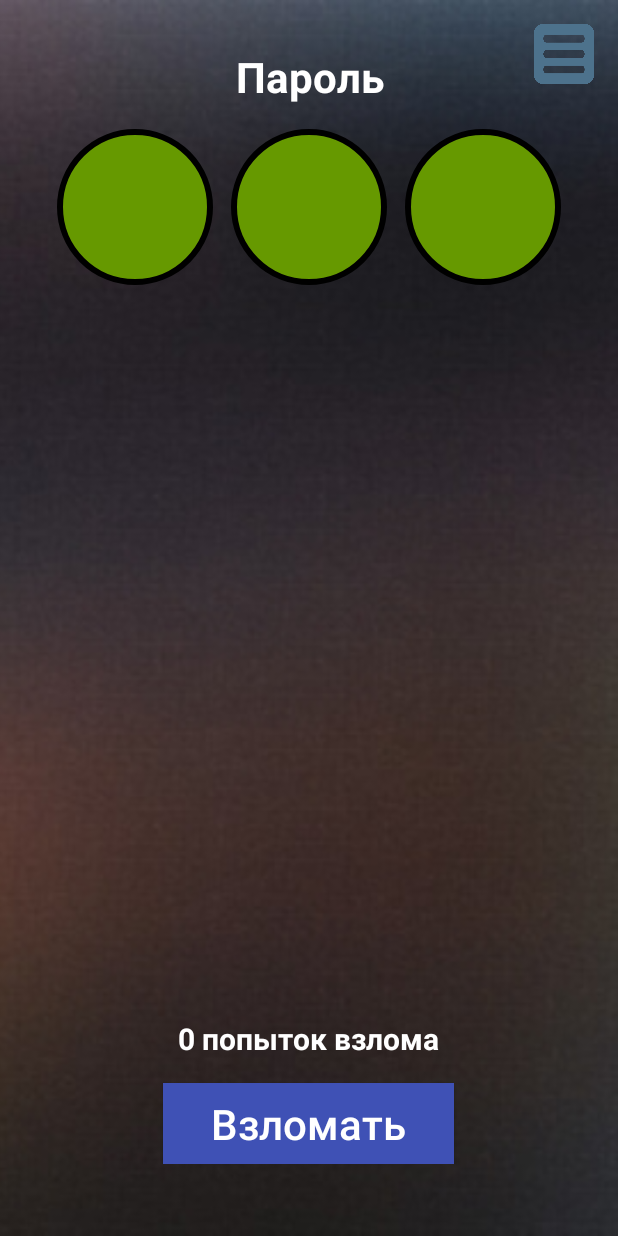
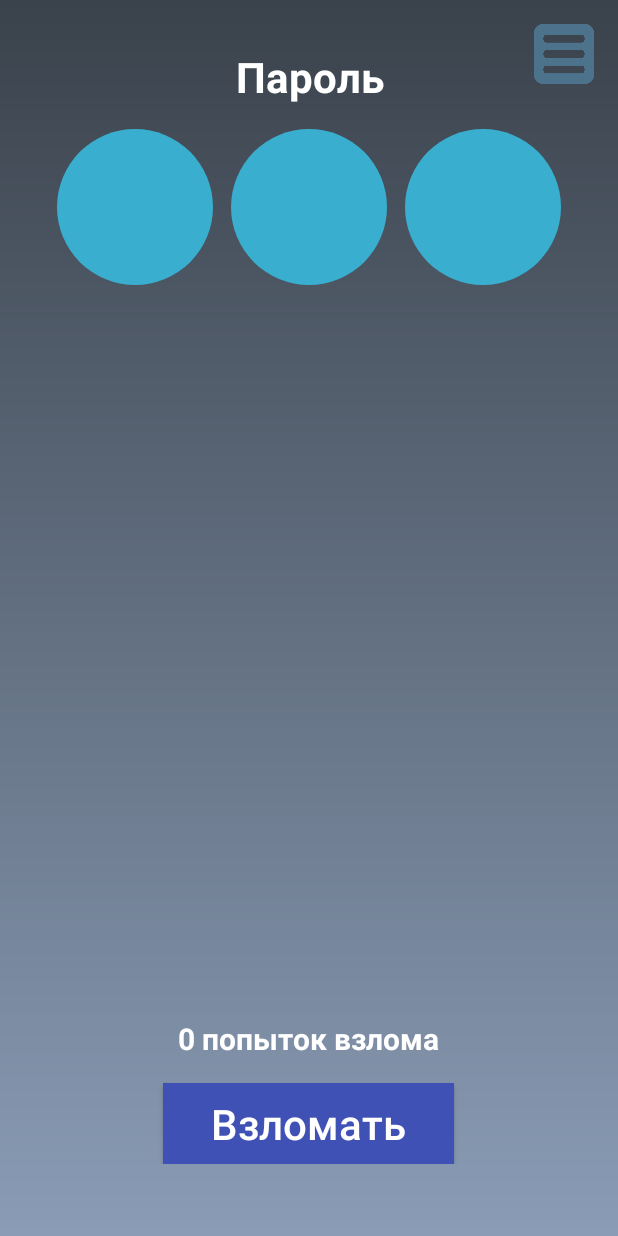
Before and after one commit to Teeeses/BreakPassword, an Android app: the screen it shows after launch (MainActivity), on a phone screen of 412 x 824 dp. Run offline under Robolectric (Android 15) with nearby library versions, the phone set to English and light mode, and no system bars.

Commit message:
сменил дизайн

```diff
--- /dev/null
+++ b/BreakPassword/app/src/main/res/drawable/bg_gradient.xml
@@ -0,0 +1,10 @@
+<?xml version="1.0" encoding="utf-8"?>
+<shape xmlns:android="http://schemas.android.com/apk/res/android"
+       android:shape="rectangle" >
+
+    <gradient
+        android:angle="270"
+        android:endColor="#8a9cb6"
+        android:startColor="#3a424b" />
+
+</shape>
--- a/BreakPassword/app/src/main/res/drawable/circle_bg.xml
+++ b/BreakPassword/app/src/main/res/drawable/circle_bg.xml
@@ -1,7 +1,5 @@
 <?xml version="1.0" encoding="utf-8"?>
 <shape xmlns:android="http://schemas.android.com/apk/res/android"
        android:shape="oval">
-    <solid android:color="@android:color/holo_green_dark"/>
-    <stroke android:width="@dimen/radius"
-            android:color="@android:color/black" />
+    <solid android:color="@color/turquoise"/>
 </shape>
--- a/BreakPassword/app/src/main/res/drawable/focus_circle_bg.xml
+++ b/BreakPassword/app/src/main/res/drawable/focus_circle_bg.xml
@@ -1,7 +1,7 @@
 <?xml version="1.0" encoding="utf-8"?>
 <shape xmlns:android="http://schemas.android.com/apk/res/android"
        android:shape="oval">
-    <solid android:color="@android:color/holo_green_dark"/>
+    <solid android:color="@color/turquoise"/>
     <stroke android:width="@dimen/radius"
-            android:color="@android:color/holo_red_dark" />
+            android:color="@android:color/white" />
 </shape>
--- a/BreakPassword/app/src/main/res/layout/activity_main.xml
+++ b/BreakPassword/app/src/main/res/layout/activity_main.xml
@@ -1,13 +1,9 @@
 <?xml version="1.0" encoding="utf-8"?>
 <RelativeLayout xmlns:android="http://schemas.android.com/apk/res/android"
               android:layout_width="match_parent"
-              android:layout_height="match_parent" >
+              android:layout_height="match_parent"
+    android:background="@drawable/bg_gradient">
 
-    <ImageView
-        android:layout_width="match_parent"
-        android:layout_height="match_parent"
-        android:src="@drawable/background"
-        android:scaleType="centerCrop" />
 
     <FrameLayout
         android:id="@+id/fragmentContainer"
--- a/BreakPassword/app/src/main/res/layout/fragment_banner.xml
+++ b/BreakPassword/app/src/main/res/layout/fragment_banner.xml
@@ -13,7 +13,7 @@
         android:layout_width="match_parent"
         android:layout_height="wrap_content"
         android:textColor="@android:color/white"
-        android:textSize="60sp"
+        android:textSize="@dimen/company_name_text"
         android:textStyle="bold"
         android:text="Explead"/>
 
@@ -22,7 +22,7 @@
         android:layout_width="match_parent"
         android:layout_height="wrap_content"
         android:textColor="@android:color/white"
-        android:textSize="50sp"
+        android:textSize="@dimen/company_surname_text"
         android:gravity="right"
         android:textStyle="bold"
         android:text="Studio"/>
--- a/BreakPassword/app/src/main/res/layout/item_data.xml
+++ b/BreakPassword/app/src/main/res/layout/item_data.xml
@@ -4,7 +4,7 @@
     android:layout_width="match_parent"
     android:layout_height="wrap_content"
     android:padding="@dimen/mini_margin"
-    android:background="@color/colorAccent">
+    android:background="@color/purple">
 
     <RelativeLayout
         android:layout_width="match_parent"
@@ -16,7 +16,7 @@
             android:id="@+id/tvpProbablePassword"
             android:layout_width="wrap_content"
             android:layout_height="wrap_content"
-            android:textSize="@dimen/big_text"
+            android:textSize="@dimen/more_standard_text"
             android:padding="@dimen/radius"
             android:textColor="@android:color/white"/>
     </RelativeLayout>
--- a/BreakPassword/app/src/main/res/values/colors.xml
+++ b/BreakPassword/app/src/main/res/values/colors.xml
@@ -5,4 +5,5 @@
     <color name="colorAccent">#FF4081</color>
 
     <color name="turquoise">#39AECF</color>
+    <color name="purple">#967DCE</color>
 </resources>
--- a/BreakPassword/app/src/main/res/values/dimens.xml
+++ b/BreakPassword/app/src/main/res/values/dimens.xml
@@ -20,6 +20,10 @@
     <dimen name="text_level_hard">18sp</dimen>
     <dimen name="text_level_very_hard">14sp</dimen>
 
+
+    <dimen name="company_name_text">52sp</dimen>
+    <dimen name="company_surname_text">46sp</dimen>
+
     //Марнжины у клеток
     <dimen name="level_margin_easy">6dp</dimen>
     <dimen name="level_margin_medium">4dp</dimen>
--- a/BreakPassword/app/src/main/res/values/strings.xml
+++ b/BreakPassword/app/src/main/res/values/strings.xml
@@ -1,5 +1,5 @@
 <resources>
-    <string name="app_name">Взломай пароль</string>
+    <string name="app_name">Взломщик</string>
     <string name="company">Explead Studio</string>
 
     <string name="onPlace">Цифр на местах: %d</string>
```
Also changed, not shown: BreakPassword/app/src/main/res/drawable/background.jpg (deleted).
